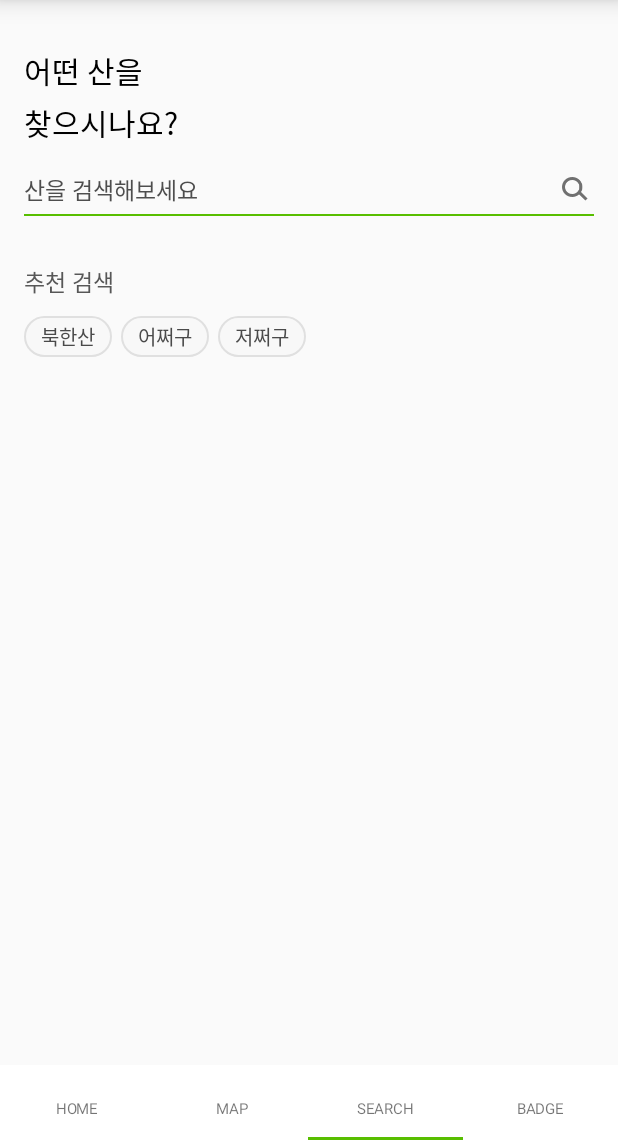
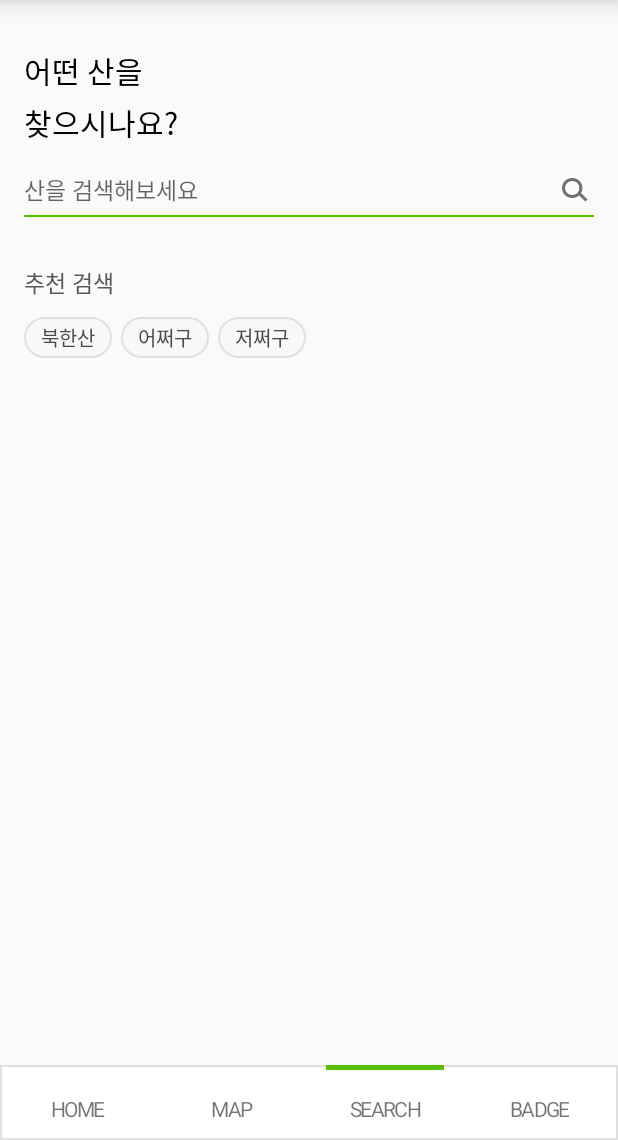
Before and after one commit to seoulsanta/Santa-Android, an Android app: the screen it shows after launch (MainActivity), item 3 of the bottom bar chosen, on a phone screen of 412 x 824 dp, the part 96-1236 px from its top. Run offline under Robolectric (Android 15) with nearby library versions, the phone set to English and light mode, and no system bars; pictures from the network do not load; 1 statement that could not run was skipped.

Commit message:
main tab layout indicator customize - select는 아직 안됨

```diff
--- a/SeoulSantaAndroid/app/src/main/java/com/yamgang/seoulsantaandroid/ui/MainActivity.kt
+++ b/SeoulSantaAndroid/app/src/main/java/com/yamgang/seoulsantaandroid/ui/MainActivity.kt
@@ -3,6 +3,7 @@ package com.yamgang.seoulsantaandroid.ui
 import android.os.Bundle
 import android.view.View
 import androidx.appcompat.app.AppCompatActivity
+import androidx.core.content.ContextCompat
 import com.yamgang.seoulsantaandroid.R
 import com.yamgang.seoulsantaandroid.ui.search.OnBackPressedListener
 import kotlinx.android.synthetic.main.activity_main.*
@@ -23,6 +24,7 @@ class MainActivity : AppCompatActivity() {
             offscreenPageLimit = 4
         }
 
+        tl_main_act_bottom_bar.setTabTextColors(ContextCompat.getColor(this, R.color.badgeTitleText), ContextCompat.getColor(this, R.color.colorMain))
         tl_main_act_bottom_bar.setupWithViewPager(vp_main_act_pager, true)
 
         val tabLayout: View = this.layoutInflater.inflate(R.layout.tab_main_activity, null, false)
@@ -32,6 +34,7 @@ class MainActivity : AppCompatActivity() {
         tl_main_act_bottom_bar.getTabAt(3)!!.customView = tabLayout.findViewById(R.id.btn_tab_main_act_badge)
     }
 
+    // search에서 뒤로 가기 누를 때를 위해서
     private lateinit var onBackPressedListener: OnBackPressedListener
 
     fun setOnBackPressedListener(onBackPressedListener: OnBackPressedListener) {
--- a/SeoulSantaAndroid/app/src/main/java/com/yamgang/seoulsantaandroid/ui/search/SearchFragment.kt
+++ b/SeoulSantaAndroid/app/src/main/java/com/yamgang/seoulsantaandroid/ui/search/SearchFragment.kt
@@ -53,6 +53,19 @@ class SearchFragment : Fragment() {
         setVisible(search_container)
         setGone(search_detail_container)
 
+        btn_search_icon.setOnClickListener {
+            var search_word :String = edt_search_mountain.text.toString()
+            edt_search_detail_word.setText(search_word)
+            setGone(search_container)
+            setVisible(search_detail_container)
+
+            // 결과가 있을 때
+            //getResults()
+
+            //결과가 없을 때
+            getNoResult()
+        }
+
         btn_search_x.setOnClickListener {
             edt_search_detail_word.setText(" ")
             try {
@@ -65,19 +78,16 @@ class SearchFragment : Fragment() {
             setGone(btn_search_x)
             setVisible(btn_search_detail)
         }
+    }
 
-        btn_search_icon.setOnClickListener {
-            setGone(search_container)
-            setVisible(search_detail_container)
+    fun getResults(){
+        setGone(search_result_no_item_container)
+        setRecyclerView()
+    }
 
-            // 결과가 있을 때
-            setGone(search_result_no_item_container)
-            setRecyclerView()
-
-            //결과가 없을 때
-//            setGone(search_result_container)
-//            setGone(rv_search_result_course_list)
-        }
+    fun getNoResult() {
+        setGone(search_result_container)
+        setGone(rv_search_result_course_list)
     }
 
     fun setRecyclerView() {
@@ -92,7 +102,6 @@ class SearchFragment : Fragment() {
             ,
             MountainCourses("오쪼고 코스", "https://hcom-graph.s3.ap-northeast-2.amazonaws.com/mbll_2019-08-16_143830.png")
         )
-        Log.d("현주", tmp.toString())
         try {
             rv_search_result_course_list!!.apply {
                 adapter = SearchResultCourseRVAdapter(this@SearchFragment.context!!, tmp)
@@ -103,6 +112,7 @@ class SearchFragment : Fragment() {
             Log.e("현주 에러", "" + e.message)
         }
     }
+
     private fun setGone(view: View) {
         view.visibility = View.GONE
     }
--- /dev/null
+++ b/SeoulSantaAndroid/app/src/main/res/drawable/border_main_tab.xml
@@ -0,0 +1,7 @@
+<?xml version="1.0" encoding="utf-8"?>
+<shape android:shape="rectangle" xmlns:android="http://schemas.android.com/apk/res/android">
+    <solid android:color="@android:color/white"/>
+    <stroke
+            android:color="#e0e0e0"
+            android:width="1dp"/>
+</shape>
--- a/SeoulSantaAndroid/app/src/main/res/layout/activity_main.xml
+++ b/SeoulSantaAndroid/app/src/main/res/layout/activity_main.xml
@@ -19,14 +19,19 @@
     </com.yamgang.seoulsantaandroid.util.SwipeDisabledViewPager>
 
     <com.google.android.material.tabs.TabLayout
-            android:background="@android:color/white"
+            android:background="@drawable/border_main_tab"
             android:layout_width="0dp"
             android:layout_height="50dp"
             app:layout_constraintStart_toStartOf="parent"
             app:layout_constraintEnd_toEndOf="parent"
             app:layout_constraintBottom_toBottomOf="parent"
             android:id="@+id/tl_main_act_bottom_bar"
+            app:tabTextColor="#575757"
+            app:tabSelectedTextColor="#58be00"
             app:tabIndicatorColor="#58be00"
+            app:tabIndicatorHeight="3dp"
+            app:tabIndicatorFullWidth="false"
+            app:tabIndicatorGravity="top"
             app:tabRippleColor="@android:color/transparent"/>
 
 </androidx.constraintlayout.widget.ConstraintLayout>
--- a/SeoulSantaAndroid/app/src/main/res/layout/fragment_search.xml
+++ b/SeoulSantaAndroid/app/src/main/res/layout/fragment_search.xml
@@ -62,7 +62,6 @@
                     app:layout_constraintTop_toBottomOf="@+id/textView4"
                     app:layout_constraintStart_toStartOf="@+id/textView4"/>
             <EditText
-                    android:text="산을 검색해보세요"
                     android:textColor="#4e4e4e"
                     android:lineHeight="23sp"
                     android:textSize="15sp"
@@ -72,7 +71,7 @@
                     android:paddingRight="200dp" android:paddingTop="10dp" android:paddingBottom="5dp"
                     android:background="@android:color/transparent" android:layout_marginTop="8dp"
                     app:layout_constraintTop_toBottomOf="@+id/textView2"
-                    app:layout_constraintStart_toStartOf="@+id/textView2"/>
+                    app:layout_constraintStart_toStartOf="@+id/textView2" android:hint="산을 검색해보세요"/>
             <TextView
                     android:text="추천 검색"
                     android:layout_width="wrap_content"
--- a/SeoulSantaAndroid/app/src/main/res/layout/tab_main_activity.xml
+++ b/SeoulSantaAndroid/app/src/main/res/layout/tab_main_activity.xml
@@ -12,13 +12,14 @@
             android:id="@+id/btn_tab_main_act_home"
             android:layout_weight="1">
         <TextView
+                android:id="@+id/tv_tl_main_home"
                 android:text="HOME"
                 android:layout_width="match_parent"
                 android:layout_height="wrap_content"
-                android:textSize="10dp"
-                android:gravity="center"
-                android:letterSpacing="-0.02"
-                android:lineSpacingExtra="7sp"
+                android:textSize="14sp"
+                android:letterSpacing="-0.08"
+                android:lineSpacingExtra="5sp"
+                android:gravity="center_horizontal"
                 app:layout_constraintBottom_toBottomOf="parent" android:layout_marginTop="8dp"
                 app:layout_constraintTop_toTopOf="parent" android:layout_marginStart="8dp"
                 app:layout_constraintStart_toStartOf="parent" android:layout_marginEnd="8dp"
@@ -34,10 +35,10 @@
                 android:text="MAP"
                 android:layout_width="match_parent"
                 android:layout_height="wrap_content"
-                android:textSize="10dp"
-                android:gravity="center"
-                android:letterSpacing="-0.02"
-                android:lineSpacingExtra="7sp"
+                android:textSize="14sp"
+                android:letterSpacing="-0.08"
+                android:lineSpacingExtra="5sp"
+                android:gravity="center_horizontal"
                 app:layout_constraintBottom_toBottomOf="parent" android:layout_marginTop="8dp"
                 app:layout_constraintTop_toTopOf="parent" android:layout_marginStart="8dp"
                 app:layout_constraintStart_toStartOf="parent" android:layout_marginEnd="8dp"
@@ -53,10 +54,10 @@
                 android:text="SEARCH"
                 android:layout_width="match_parent"
                 android:layout_height="wrap_content"
-                android:textSize="10dp"
-                android:gravity="center"
-                android:letterSpacing="-0.02"
-                android:lineSpacingExtra="7sp"
+                android:textSize="14sp"
+                android:letterSpacing="-0.08"
+                android:lineSpacingExtra="5sp"
+                android:gravity="center_horizontal"
                 app:layout_constraintBottom_toBottomOf="parent" android:layout_marginTop="8dp"
                 app:layout_constraintTop_toTopOf="parent" android:layout_marginStart="8dp"
                 app:layout_constraintStart_toStartOf="parent" android:layout_marginEnd="8dp"
@@ -72,10 +73,10 @@
                 android:text="BADGE"
                 android:layout_width="match_parent"
                 android:layout_height="wrap_content"
-                android:textSize="10dp"
-                android:gravity="center"
-                android:letterSpacing="-0.02"
-                android:lineSpacingExtra="7sp"
+                android:textSize="14sp"
+                android:letterSpacing="-0.08"
+                android:lineSpacingExtra="5sp"
+                android:gravity="center_horizontal"
                 app:layout_constraintBottom_toBottomOf="parent" android:layout_marginTop="8dp"
                 app:layout_constraintTop_toTopOf="parent" android:layout_marginStart="8dp"
                 app:layout_constraintStart_toStartOf="parent" android:layout_marginEnd="8dp"
--- a/SeoulSantaAndroid/app/src/main/res/values/styles.xml
+++ b/SeoulSantaAndroid/app/src/main/res/values/styles.xml
@@ -8,4 +8,8 @@
         <item name="colorAccent">@color/colorAccent</item>
     </style>
 
+    <style name="AppTabLayout" parent="Widget.Design.TabLayout">
+        <item name = "android:layout_marginLeft">23dp</item>
+        <item name = "android:layout_marginRight">23dp</item>
+    </style>
 </resources>
```
